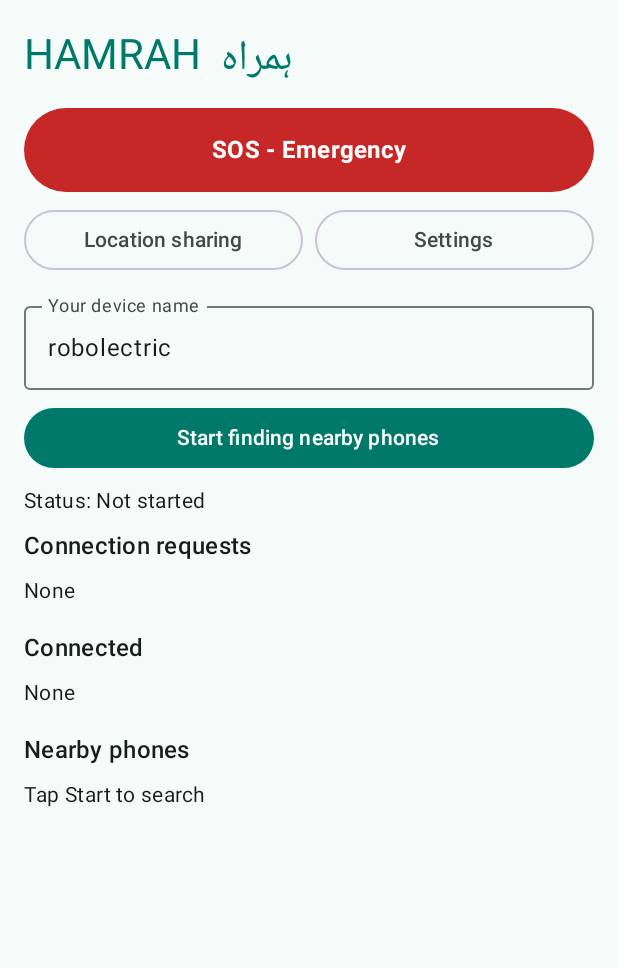
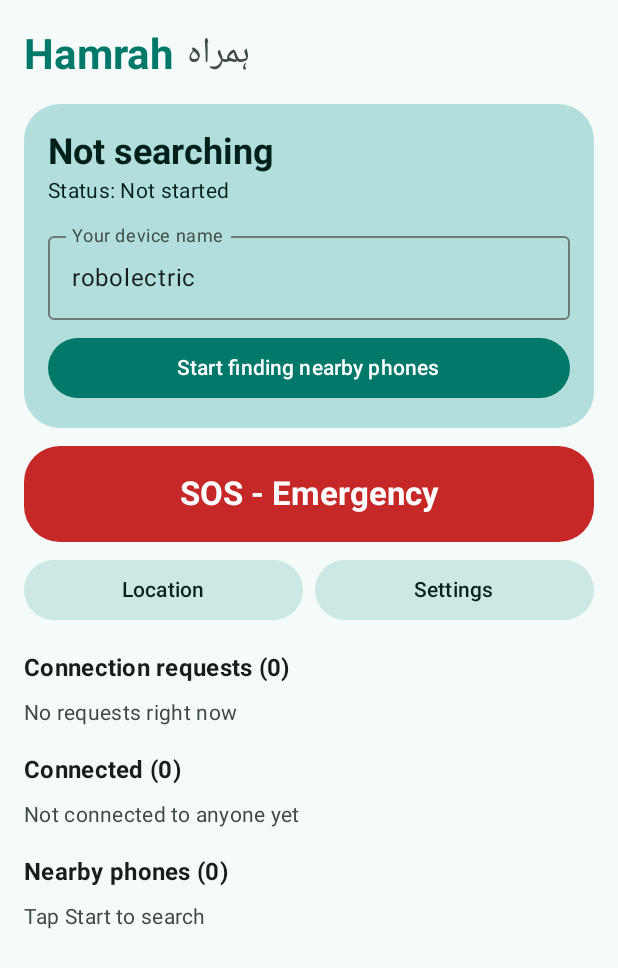
Before and after one commit to foodpenstudio-ops/Hamrah, an Android app built with Jetpack Compose: the screen it shows after launch (MainActivity), on a phone screen of 412 x 824 dp. Shown: the top 968 px of the screen. Run offline under Robolectric (Android 15) with nearby library versions, the phone set to English and light mode, and no system bars; our stand-ins replace Room's generated code; libraries missing offline, so code that uses them is left out: com.google.android.gms.

Commit message:
Update HomeScreen.kt

```diff
--- a/app/src/main/java/com/hamrah/app/HomeScreen.kt
+++ b/app/src/main/java/com/hamrah/app/HomeScreen.kt
@@ -9,11 +9,14 @@ import androidx.compose.foundation.layout.fillMaxWidth
 import androidx.compose.foundation.layout.height
 import androidx.compose.foundation.layout.navigationBarsPadding
 import androidx.compose.foundation.layout.padding
+import androidx.compose.foundation.layout.width
 import androidx.compose.foundation.lazy.LazyColumn
 import androidx.compose.foundation.lazy.items
 import androidx.compose.material3.Button
 import androidx.compose.material3.ButtonDefaults
 import androidx.compose.material3.Card
+import androidx.compose.material3.CardDefaults
+import androidx.compose.material3.FilledTonalButton
 import androidx.compose.material3.MaterialTheme
 import androidx.compose.material3.OutlinedButton
 import androidx.compose.material3.OutlinedTextField
@@ -54,26 +57,88 @@ fun HomeScreen(
             .navigationBarsPadding()
             .padding(16.dp)
     ) {
-        Text(
-            text = "HAMRAH  ہمراہ",
-            style = MaterialTheme.typography.headlineMedium,
-            color = MaterialTheme.colorScheme.primary
-        )
-        Spacer(modifier = Modifier.height(8.dp))
+        Row(verticalAlignment = Alignment.CenterVertically) {
+            Text(
+                text = "Hamrah",
+                style = MaterialTheme.typography.headlineMedium,
+                fontWeight = FontWeight.Bold,
+                color = MaterialTheme.colorScheme.primary
+            )
+            Spacer(modifier = Modifier.width(8.dp))
+            Text(
+                text = "ہمراہ",
+                style = MaterialTheme.typography.headlineSmall,
+                color = MaterialTheme.colorScheme.onSurfaceVariant
+            )
+        }
+        Spacer(modifier = Modifier.height(12.dp))
+
+        Card(
+            colors = CardDefaults.cardColors(
+                containerColor = MaterialTheme.colorScheme.primaryContainer
+            ),
+            shape = MaterialTheme.shapes.large,
+            modifier = Modifier.fillMaxWidth()
+        ) {
+            Column(modifier = Modifier.padding(16.dp)) {
+                Text(
+                    text = if (running) "${connected.size} connected" else "Not searching",
+                    style = MaterialTheme.typography.headlineSmall,
+                    fontWeight = FontWeight.Bold,
+                    color = MaterialTheme.colorScheme.onPrimaryContainer
+                )
+                Text(
+                    text = "Status: $status",
+                    style = MaterialTheme.typography.bodyMedium,
+                    color = MaterialTheme.colorScheme.onPrimaryContainer
+                )
+                if (permissionMessage.isNotEmpty()) {
+                    Spacer(modifier = Modifier.height(4.dp))
+                    Text(
+                        text = permissionMessage,
+                        style = MaterialTheme.typography.bodyMedium,
+                        color = MaterialTheme.colorScheme.error
+                    )
+                }
+                Spacer(modifier = Modifier.height(12.dp))
+                OutlinedTextField(
+                    value = deviceName,
+                    onValueChange = onDeviceNameChange,
+                    label = { Text("Your device name") },
+                    singleLine = true,
+                    enabled = !running,
+                    modifier = Modifier.fillMaxWidth()
+                )
+                Spacer(modifier = Modifier.height(8.dp))
+                if (running) {
+                    OutlinedButton(
+                        onClick = onStop,
+                        modifier = Modifier.fillMaxWidth()
+                    ) { Text("Stop") }
+                } else {
+                    Button(
+                        onClick = onStart,
+                        modifier = Modifier.fillMaxWidth()
+                    ) { Text("Start finding nearby phones") }
+                }
+            }
+        }
+        Spacer(modifier = Modifier.height(12.dp))
 
         Button(
             onClick = onSos,
+            shape = MaterialTheme.shapes.large,
             colors = ButtonDefaults.buttonColors(
                 containerColor = MaterialTheme.colorScheme.error,
                 contentColor = MaterialTheme.colorScheme.onError
             ),
             modifier = Modifier
                 .fillMaxWidth()
-                .height(56.dp)
+                .height(64.dp)
         ) {
             Text(
                 text = "SOS - Emergency",
-                style = MaterialTheme.typography.titleMedium,
+                style = MaterialTheme.typography.titleLarge,
                 fontWeight = FontWeight.Bold
             )
         }
@@ -83,47 +148,14 @@ fun HomeScreen(
             modifier = Modifier.fillMaxWidth(),
             horizontalArrangement = Arrangement.spacedBy(8.dp)
         ) {
-            OutlinedButton(
+            FilledTonalButton(
                 onClick = onLocation,
                 modifier = Modifier.weight(1f)
-            ) { Text("Location sharing") }
-            OutlinedButton(
+            ) { Text("Location") }
+            FilledTonalButton(
                 onClick = onSettings,
                 modifier = Modifier.weight(1f)
             ) { Text("Settings") }
-        }
-        Spacer(modifier = Modifier.height(12.dp))
-
-        OutlinedTextField(
-            value = deviceName,
-            onValueChange = onDeviceNameChange,
-            label = { Text("Your device name") },
-            singleLine = true,
-            enabled = !running,
-            modifier = Modifier.fillMaxWidth()
-        )
-        Spacer(modifier = Modifier.height(8.dp))
-
-        if (running) {
-            OutlinedButton(
-                onClick = onStop,
-                modifier = Modifier.fillMaxWidth()
-            ) { Text("Stop") }
-        } else {
-            Button(
-                onClick = onStart,
-                modifier = Modifier.fillMaxWidth()
-            ) { Text("Start finding nearby phones") }
-        }
-
-        Spacer(modifier = Modifier.height(8.dp))
-        Text(text = "Status: $status", style = MaterialTheme.typography.bodyMedium)
-        if (permissionMessage.isNotEmpty()) {
-            Text(
-                text = permissionMessage,
-                color = MaterialTheme.colorScheme.error,
-                style = MaterialTheme.typography.bodyMedium
-            )
         }
         Spacer(modifier = Modifier.height(8.dp))
 
@@ -131,93 +163,39 @@ fun HomeScreen(
             modifier = Modifier.fillMaxWidth(),
             verticalArrangement = Arrangement.spacedBy(8.dp)
         ) {
-            item {
-                Text("Connection requests", style = MaterialTheme.typography.titleMedium)
-            }
+            item { SectionTitle("Connection requests", pending.size) }
             if (pending.isEmpty()) {
-                item { Text("None", style = MaterialTheme.typography.bodyMedium) }
+                item { EmptyHint("No requests right now") }
             }
             items(
                 items = pending,
                 key = { request: PendingRequest -> "p" + request.endpointId }
             ) { request: PendingRequest ->
-                Card(modifier = Modifier.fillMaxWidth()) {
-                    Column(modifier = Modifier.padding(12.dp)) {
-                        Text(request.name, style = MaterialTheme.typography.titleSmall)
-                        Text(
-                            "Code: ${request.code}. Check that both phones show the same code.",
-                            style = MaterialTheme.typography.bodySmall
-                        )
-                        Spacer(modifier = Modifier.height(8.dp))
-                        Row(horizontalArrangement = Arrangement.spacedBy(8.dp)) {
-                            Button(onClick = { onAccept(request.endpointId) }) {
-                                Text("Accept")
-                            }
-                            OutlinedButton(onClick = { onReject(request.endpointId) }) {
-                                Text("Decline")
-                            }
-                        }
-                    }
-                }
+                PendingCard(request, onAccept, onReject)
             }
 
-            item {
-                Spacer(modifier = Modifier.height(8.dp))
-                Text("Connected", style = MaterialTheme.typography.titleMedium)
-            }
+            item { SectionTitle("Connected", connected.size) }
             if (connected.isEmpty()) {
-                item { Text("None", style = MaterialTheme.typography.bodyMedium) }
+                item { EmptyHint("Not connected to anyone yet") }
             }
             items(
                 items = connected,
                 key = { device: ConnectedDevice -> "c" + device.endpointId }
             ) { device: ConnectedDevice ->
-                Card(modifier = Modifier.fillMaxWidth()) {
-                    Column(modifier = Modifier.padding(12.dp)) {
-                        Text(device.name, style = MaterialTheme.typography.titleSmall)
-                        Spacer(modifier = Modifier.height(8.dp))
-                        Row(horizontalArrangement = Arrangement.spacedBy(8.dp)) {
-                            Button(onClick = { onChat(device.endpointId) }) {
-                                Text("Chat")
-                            }
-                            OutlinedButton(onClick = { onDisconnect(device.endpointId) }) {
-                                Text("Disconnect")
-                            }
-                        }
-                    }
-                }
+                ConnectedCard(device, onChat, onDisconnect)
             }
 
-            item {
-                Spacer(modifier = Modifier.height(8.dp))
-                Text("Nearby phones", style = MaterialTheme.typography.titleMedium)
-            }
+            item { SectionTitle("Nearby phones", nearby.size) }
             if (nearby.isEmpty()) {
                 item {
-                    Text(
-                        if (running) "Searching..." else "Tap Start to search",
-                        style = MaterialTheme.typography.bodyMedium
-                    )
+                    EmptyHint(if (running) "Searching..." else "Tap Start to search")
                 }
             }
             items(
                 items = nearby,
                 key = { device: DiscoveredDevice -> "d" + device.endpointId }
             ) { device: DiscoveredDevice ->
-                Card(modifier = Modifier.fillMaxWidth()) {
-                    Row(
-                        modifier = Modifier
-                            .fillMaxWidth()
-                            .padding(12.dp),
-                        horizontalArrangement = Arrangement.SpaceBetween,
-                        verticalAlignment = Alignment.CenterVertically
-                    ) {
-                        Text(device.name, style = MaterialTheme.typography.titleSmall)
-                        Button(onClick = { onConnect(device.endpointId) }) {
-                            Text("Connect")
-                        }
-                    }
-                }
+                NearbyCard(device, onConnect)
             }
         }
     }
```
